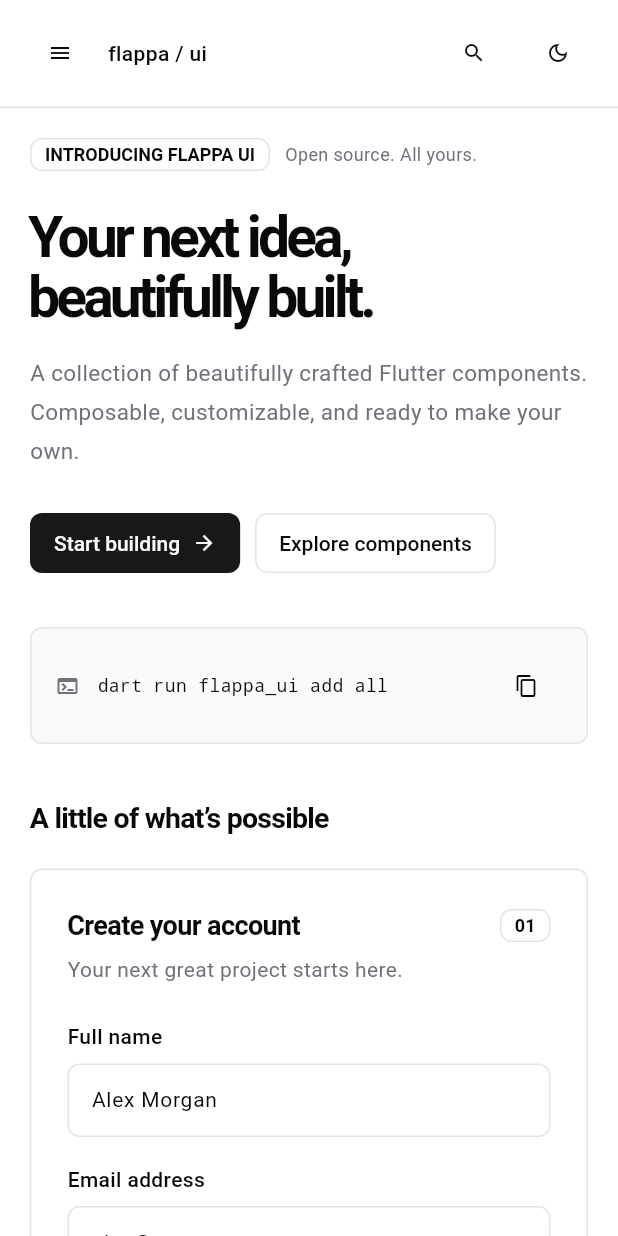
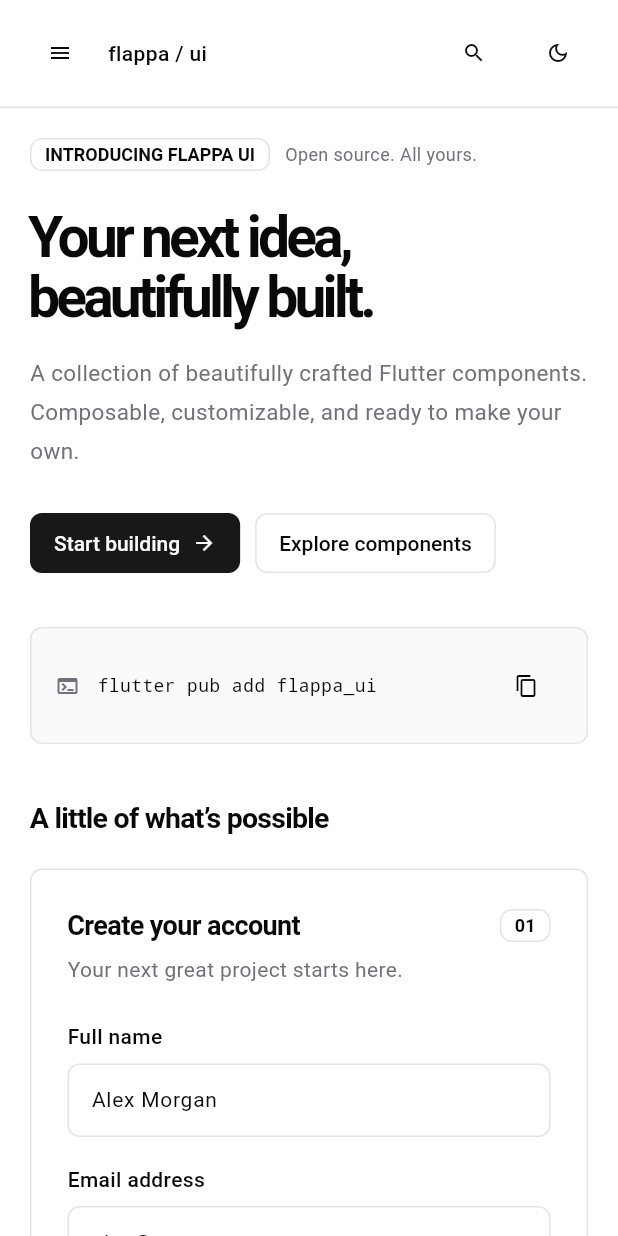
Before and after one commit to Jeccoman/flappa, a Flutter app: the screen it shows after launch, after a tap on "Get started", on a phone screen of 412 x 824 dp. Run offline on Flutter 3.47's test engine with Material 3 defaults, Android fonts, the phone set to English and light mode, and no system bars; missing offline and left inert: dart:js_interop.

Commit message:
Use published package installation in component docs

```diff
--- a/example/lib/main.dart
+++ b/example/lib/main.dart
@@ -3,6 +3,7 @@
 import 'package:flutter/services.dart';
 import 'extra_demos.dart';
 import 'site/site_app.dart';
+import 'site/site_widgets.dart' show PackageLink;
 import 'survey_chart_demos.dart';
 import 'widgets/demo_card.dart';
 
@@ -593,14 +594,14 @@
               const SizedBox(width: 12),
               const Expanded(
                 child: Text(
-                  'dart run flappa_ui add all',
+                  'flutter pub add flappa_ui',
                   style: TextStyle(fontSize: 12, fontFamily: 'monospace'),
                 ),
               ),
               FButton(
                 onPressed: () async {
                   await Clipboard.setData(
-                    const ClipboardData(text: 'dart run flappa_ui add all'),
+                    const ClipboardData(text: 'flutter pub add flappa_ui'),
                   );
                   if (mounted) showFToast(context, title: 'Command copied');
                 },
@@ -2089,16 +2090,17 @@
       ),
       const SizedBox(height: 24),
       const FCard(
-        title: Text('01 · Add the local package'),
+        title: Text('01 · Install Flappa UI'),
         description: Text(
-          'Point your app to this workspace in pubspec.yaml, then run flutter pub get.',
+          'Run this from your Flutter app. Requires Flutter 3.38+ and Dart 3.10+.',
         ),
         child: CodeBlock(
-          "dependencies:\n  flutter:\n    sdk: flutter\n  flappa_ui:\n    path: /path/to/flappa\n\nflutter:\n  uses-material-design: true",
-          language: FCodeLanguage.yaml,
-          filename: 'pubspec.yaml',
-        ),
-      ),
+          'flutter pub add flappa_ui',
+          language: FCodeLanguage.bash,
+          filename: 'Terminal',
+        ),
+      ),
+      const Align(alignment: Alignment.centerLeft, child: PackageLink()),
       const SizedBox(height: 20),
       const FCard(
         title: Text('02 · Set the foundation'),
```
